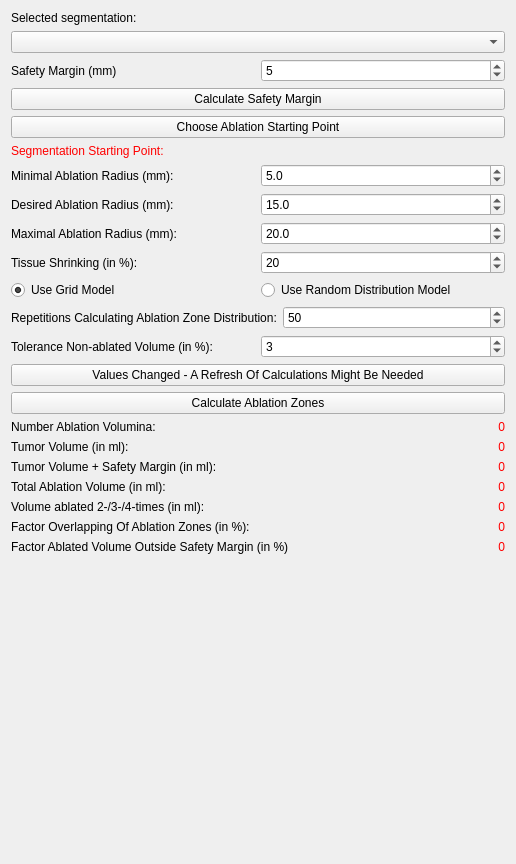
The window that Plugins/org.mitk.gui.qt.ablationplanning/src/internal/QmitkAblationPlanningViewControls.ui (alaansheikhani/MITK) describes before a commit, drawn with Qt 5.
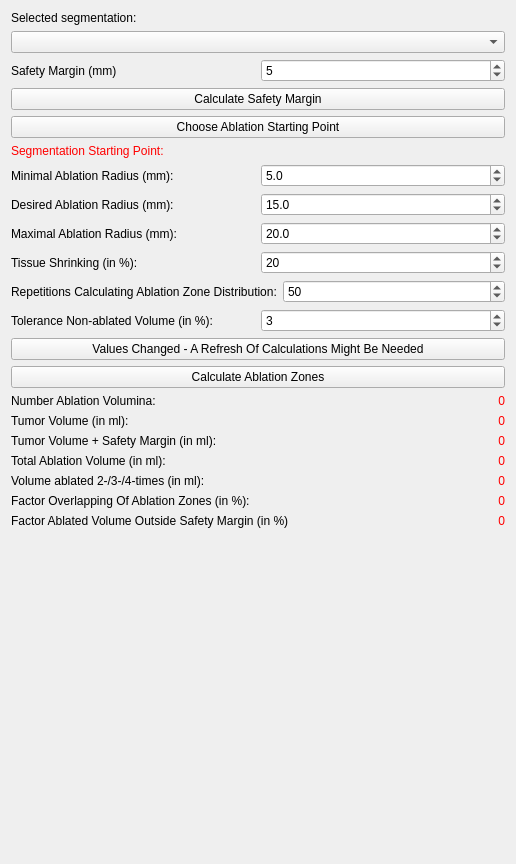
The same window after the commit. Icons and pictures are not drawn. Custom widgets are drawn as their Qt base class.

Commit message: Removed Grid model: makes no sense with different ablation radii

```diff
--- a/Plugins/org.mitk.gui.qt.ablationplanning/src/internal/QmitkAblationPlanningViewControls.ui
+++ b/Plugins/org.mitk.gui.qt.ablationplanning/src/internal/QmitkAblationPlanningViewControls.ui
@@ -208,30 +208,6 @@
      </item>
     </layout>
    </item>
-   <item>
-    <layout class="QHBoxLayout" name="horizontalLayout_3">
-     <property name="topMargin">
-      <number>0</number>
-     </property>
-     <item>
-      <widget class="QRadioButton" name="gridModelRadioButton">
-       <property name="text">
-        <string>Use Grid Model</string>
-       </property>
-       <property name="checked">
-        <bool>true</bool>
-       </property>
-      </widget>
-     </item>
-     <item>
-      <widget class="QRadioButton" name="randomDistributionRadioButton">
-       <property name="text">
-        <string>Use Random Distribution Model</string>
-       </property>
-      </widget>
-     </item>
-    </layout>
-   </item>
    <item>
     <layout class="QHBoxLayout" name="horizontalLayout_4">
      <property name="topMargin">
```
The commit also changes 4 other files.
